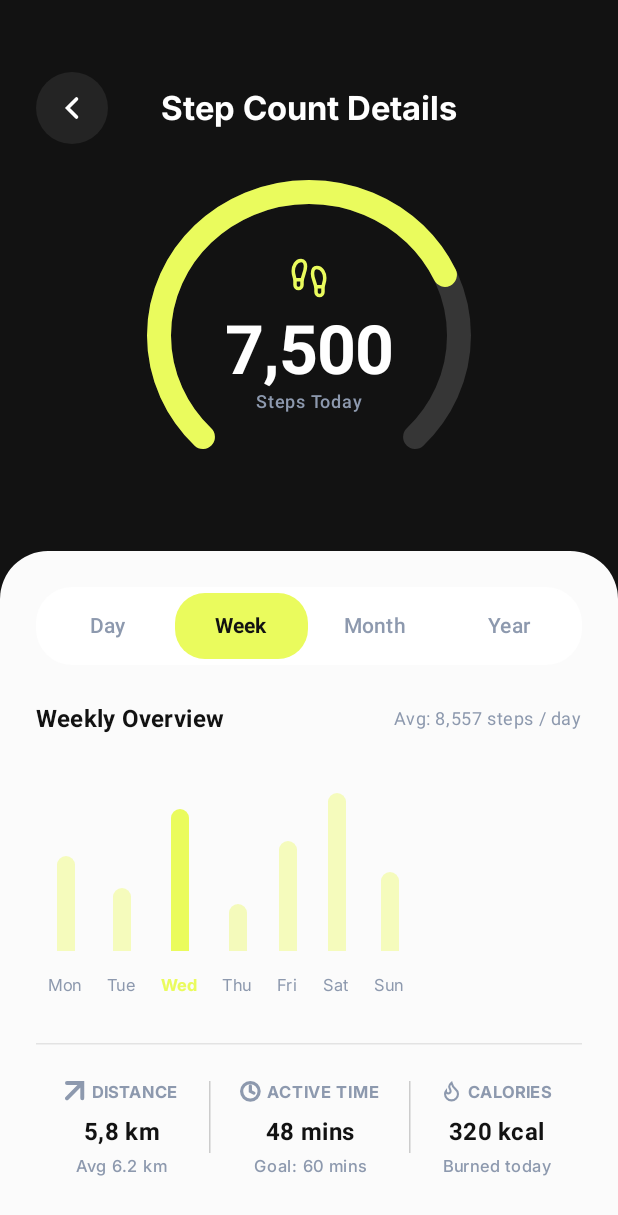
After one commit to SalhanCahyanto/pulse, an Android app built with Jetpack Compose: the StepCountDetailScreen screen opened through its navigation route, on a phone screen of 412 x 824 dp. The commit adds this screen. Shown: the top 1215 px of the screen. Run offline under Robolectric (Android 15) with nearby library versions, the phone set to English and light mode, and no system bars.

Commit message:
Selesai membuat UI stepdetail dan membetulkan caloriesdetail

```diff
--- a/app/src/main/java/com/example/pulse/DistanceDetailScreen.kt
+++ b/app/src/main/java/com/example/pulse/DistanceDetailScreen.kt
@@ -217,7 +217,7 @@ fun DistanceDetailScreen(navController: NavController) {
                 Row(
                     modifier = Modifier
                         .fillMaxWidth()
-                        .background(CardWhite, RoundedCornerShape(20.dp))
+                        .background(Color.White, RoundedCornerShape(20.dp))
                         .padding(vertical = 16.dp, horizontal = 12.dp),
                     horizontalArrangement = Arrangement.SpaceAround,
                     verticalAlignment = Alignment.CenterVertically
--- a/app/src/main/java/com/example/pulse/MainActivity.kt
+++ b/app/src/main/java/com/example/pulse/MainActivity.kt
@@ -95,5 +95,11 @@ fun PulseAppNavigation() {
         composable("distance_detail") {
             DistanceDetailScreen(navController = navController)
         }
+        composable("step_count_detail") {
+            StepCountDetailScreen(navController = navController)
+        }
+        composable("calories_detail") {
+            CaloriesDetailScreen(navController = navController)
+        }
     }
 }
--- /dev/null
+++ b/app/src/main/java/com/example/pulse/StepCountDetailScreen.kt
@@ -0,0 +1,353 @@
+package com.example.pulse
+
+import androidx.compose.foundation.Canvas
+import androidx.compose.foundation.background
+import androidx.compose.foundation.clickable
+import androidx.compose.foundation.layout.*
+import androidx.compose.foundation.lazy.LazyRow
+import androidx.compose.foundation.lazy.items
+import androidx.compose.foundation.shape.CircleShape
+import androidx.compose.foundation.shape.RoundedCornerShape
+import androidx.compose.material3.*
+import androidx.compose.runtime.*
+import androidx.compose.ui.Alignment
+import androidx.compose.ui.Modifier
+import androidx.compose.ui.draw.clip
+import androidx.compose.ui.graphics.Color
+import androidx.compose.ui.graphics.StrokeCap
+import androidx.compose.ui.graphics.drawscope.Stroke
+import androidx.compose.ui.res.painterResource
+import androidx.compose.ui.text.font.FontWeight
+import androidx.compose.ui.unit.dp
+import androidx.navigation.NavController
+import com.example.pulse.ui.theme.*
+
+@Composable
+fun StepCountDetailScreen(navController: NavController) {
+    var selectedTab by remember { mutableStateOf("Week") }
+
+    Column(
+        modifier = Modifier
+            .fillMaxSize()
+            .background(DarkBackground)
+    ) {
+        // Top Section (Dark Theme)
+        Column(
+            modifier = Modifier
+                .fillMaxWidth()
+                .weight(1f)
+                .padding(horizontal = 24.dp, vertical = 48.dp),
+            horizontalAlignment = Alignment.CenterHorizontally
+        ) {
+            // Top Bar
+            Row(
+                modifier = Modifier.fillMaxWidth(),
+                verticalAlignment = Alignment.CenterVertically
+            ) {
+                Box(
+                    modifier = Modifier
+                        .size(48.dp)
+                        .background(DarkCard, shape = CircleShape)
+                        .clip(CircleShape)
+                        .clickable { navController.popBackStack() },
+                    contentAlignment = Alignment.Center
+                ) {
+                    Icon(
+                        painter = painterResource(id = R.drawable.ic_chevron_left),
+                        contentDescription = "Back",
+                        tint = Color.White,
+                        modifier = Modifier.size(24.dp)
+                    )
+                }
+
+                Spacer(modifier = Modifier.weight(1f))
+
+                Text(
+                    text = "Step Count Details",
+                    style = MaterialTheme.typography.titleLarge,
+                    fontWeight = FontWeight.Bold,
+                    color = Color.White,
+                    modifier = Modifier.padding(end = 48.dp)
+                )
+
+                Spacer(modifier = Modifier.weight(1f))
+            }
+
+            Spacer(modifier = Modifier.height(32.dp))
+
+            // Hero Graphic
+            Box(
+                contentAlignment = Alignment.Center,
+                modifier = Modifier.size(200.dp)
+            ) {
+                // Outer Arc
+                Canvas(modifier = Modifier.fillMaxSize()) {
+                    drawArc(
+                        color = Color.Gray.copy(alpha = 0.3f),
+                        startAngle = 135f,
+                        sweepAngle = 270f,
+                        useCenter = false,
+                        style = Stroke(width = 16.dp.toPx(), cap = StrokeCap.Round)
+                    )
+                    drawArc(
+                        color = LimeGreen,
+                        startAngle = 135f,
+                        sweepAngle = 200f, // Approx 7500 / 10000
+                        useCenter = false,
+                        style = Stroke(width = 16.dp.toPx(), cap = StrokeCap.Round)
+                    )
+                }
+
+                // Central Values inside the Arc
+                Column(
+                    horizontalAlignment = Alignment.CenterHorizontally
+                ) {
+                    Icon(
+                        painter = painterResource(id = R.drawable.ic_footprints),
+                        contentDescription = "Steps",
+                        tint = LimeGreen,
+                        modifier = Modifier.size(28.dp)
+                    )
+                    Spacer(modifier = Modifier.height(8.dp))
+                    Text(
+                        text = "7,500",
+                        style = MaterialTheme.typography.displayMedium,
+                        fontWeight = FontWeight.Bold,
+                        color = Color.White
+                    )
+                    Text(
+                        text = "Steps Today",
+                        style = MaterialTheme.typography.labelMedium,
+                        color = TextGray
+                    )
+                }
+            }
+
+            Spacer(modifier = Modifier.height(32.dp))
+
+            // Daily Goal
+            Text(
+                text = "DAILY GOAL:",
+                style = MaterialTheme.typography.labelMedium,
+                color = TextGray
+            )
+            Spacer(modifier = Modifier.height(4.dp))
+            Text(
+                text = "10,000",
+                style = MaterialTheme.typography.headlineMedium,
+                fontWeight = FontWeight.Bold,
+                color = Color.White
+            )
+        }
+
+        // Bottom Section (Light Theme Sheet)
+        Box(
+            modifier = Modifier
+                .fillMaxWidth()
+                .background(
+                    color = LightBackground,
+                    shape = RoundedCornerShape(topStart = 32.dp, topEnd = 32.dp)
+                )
+                .padding(24.dp)
+        ) {
+            Column {
+                // Tab Selector
+                Row(
+                    modifier = Modifier
+                        .fillMaxWidth()
+                        .background(Color.White, shape = RoundedCornerShape(24.dp))
+                        .padding(4.dp),
+                    horizontalArrangement = Arrangement.SpaceBetween
+                ) {
+                    val tabs = listOf("Day", "Week", "Month", "Year")
+                    tabs.forEach { tab ->
+                        val isSelected = selectedTab == tab
+                        Box(
+                            modifier = Modifier
+                                .weight(1f)
+                                .background(
+                                    color = if (isSelected) LimeGreen else Color.Transparent,
+                                    shape = RoundedCornerShape(20.dp)
+                                )
+                                .clip(RoundedCornerShape(20.dp))
+                                .clickable { selectedTab = tab }
+                                .padding(vertical = 12.dp),
+                            contentAlignment = Alignment.Center
+                        ) {
+                            Text(
+                                text = tab,
+                                style = MaterialTheme.typography.labelLarge,
+                                fontWeight = if (isSelected) FontWeight.Bold else FontWeight.Medium,
+                                color = if (isSelected) DarkBackground else TextGray
+                            )
+                        }
+                    }
+                }
+
+                Spacer(modifier = Modifier.height(24.dp))
+
+                // Dynamic Title Row
+                Row(
+                    modifier = Modifier.fillMaxWidth(),
+                    horizontalArrangement = Arrangement.SpaceBetween,
+                    verticalAlignment = Alignment.CenterVertically
+                ) {
+                    Text(
+                        text = "${selectedTab}ly Overview",
+                        style = MaterialTheme.typography.titleMedium,
+                        fontWeight = FontWeight.Bold,
+                        color = DarkBackground
+                    )
+                    Text(
+                        text = "Avg: 8,557 steps / day",
+                        style = MaterialTheme.typography.bodySmall,
+                        color = TextGray
+                    )
+                }
+
+                Spacer(modifier = Modifier.height(32.dp))
+
+                // Dynamic Scrollable Bar Chart
+                StepCountChartSection(selectedTab = selectedTab)
+
+                Spacer(modifier = Modifier.height(32.dp))
+                HorizontalDivider(color = Color.LightGray.copy(alpha = 0.5f))
+                Spacer(modifier = Modifier.height(24.dp))
+
+                // Stats Footer
+                Row(
+                    modifier = Modifier.fillMaxWidth(),
+                    horizontalArrangement = Arrangement.SpaceEvenly
+                ) {
+                    StepStatItem(
+                        iconRes = R.drawable.ic_arrow_up,
+                        label = "DISTANCE",
+                        value = "5,8 km",
+                        subtitle = "Avg 6.2 km"
+                    )
+                    VerticalDivider(
+                        modifier = Modifier.height(48.dp),
+                        color = Color.LightGray
+                    )
+                    StepStatItem(
+                        iconRes = R.drawable.ic_clock,
+                        label = "ACTIVE TIME",
+                        value = "48 mins",
+                        subtitle = "Goal: 60 mins"
+                    )
+                    VerticalDivider(
+                        modifier = Modifier.height(48.dp),
+                        color = Color.LightGray
+                    )
+                    StepStatItem(
+                        iconRes = R.drawable.ic_fire,
+                        label = "CALORIES",
+                        value = "320 kcal",
+                        subtitle = "Burned today"
+                    )
+                }
+
+                Spacer(modifier = Modifier.height(16.dp))
+            }
+        }
+    }
+}
+
+@Composable
+fun StepStatItem(iconRes: Int, label: String, value: String, subtitle: String) {
+    Column(horizontalAlignment = Alignment.CenterHorizontally) {
+        Row(verticalAlignment = Alignment.CenterVertically) {
+            Icon(
+                painter = painterResource(id = iconRes),
+                contentDescription = label,
+                tint = TextGray,
+                modifier = Modifier.size(14.dp)
+            )
+            Spacer(modifier = Modifier.width(4.dp))
+            Text(
+                text = label,
+                style = MaterialTheme.typography.labelSmall,
+                color = TextGray,
+                fontWeight = FontWeight.Bold
+            )
+        }
+        Spacer(modifier = Modifier.height(8.dp))
+        Text(
+            text = value,
+            style = MaterialTheme.typography.titleMedium,
+            fontWeight = FontWeight.Bold,
+            color = DarkBackground
+        )
+        Spacer(modifier = Modifier.height(4.dp))
+        Text(
+            text = subtitle,
+            style = MaterialTheme.typography.labelSmall,
+            color = TextGray
+        )
+    }
+}
+
+data class StepChartData(val label: String, val value: Float, val isHighlighted: Boolean = false)
+
+@Composable
+fun StepCountChartSection(selectedTab: String, modifier: Modifier = Modifier) {
+    val chartData = remember(selectedTab) {
+        when (selectedTab) {
+            "Day" -> (0..23).map {
+                val label = "${it.toString().padStart(2, '0')}:00"
+                val values = listOf(0.1f, 0.0f, 0.0f, 0.0f, 0.1f, 0.4f, 0.8f, 0.9f, 0.5f, 0.6f, 0.5f, 0.7f)
+                val value = values[it % values.size]
+                StepChartData(label, value, isHighlighted = it == 14)
+            }
+            "Month" -> listOf(
+                StepChartData("Jan", 0.6f), StepChartData("Feb", 0.5f), StepChartData("Mar", 0.7f),
+                StepChartData("Apr", 0.8f), StepChartData("May", 0.7f), StepChartData("Jun", 0.9f),
+                StepChartData("Jul", 0.8f), StepChartData("Aug", 0.6f), StepChartData("Sep", 0.5f),
+                StepChartData("Oct", 0.9f, true), StepChartData("Nov", 0.7f), StepChartData("Dec", 0.8f)
+            )
+            "Year" -> listOf(
+                StepChartData("2021", 0.6f), StepChartData("2022", 0.7f), StepChartData("2023", 0.8f),
+                StepChartData("2024", 0.9f), StepChartData("2025", 0.8f), StepChartData("2026", 1.0f, true)
+            )
+            "Week" -> listOf(
+                StepChartData("Mon", 0.6f), StepChartData("Tue", 0.4f), StepChartData("Wed", 0.9f, true),
+                StepChartData("Thu", 0.3f), StepChartData("Fri", 0.7f), StepChartData("Sat", 1.0f), StepChartData("Sun", 0.5f)
+            )
+            else -> emptyList()
+        }
+    }
+
+    LazyRow(
+        modifier = modifier
+            .fillMaxWidth()
+            .height(140.dp),
+        horizontalArrangement = Arrangement.spacedBy(16.dp),
+        contentPadding = PaddingValues(horizontal = 8.dp),
+        verticalAlignment = Alignment.Bottom
+    ) {
+        items(chartData) { data ->
+            Column(
+                horizontalAlignment = Alignment.CenterHorizontally,
+                verticalArrangement = Arrangement.Bottom,
+                modifier = Modifier.fillMaxHeight()
+            ) {
+                Box(
+                    modifier = Modifier
+                        .width(12.dp)
+                        .fillMaxHeight(data.value * 0.75f)
+                        .background(
+                            color = if (data.isHighlighted) LimeGreen else LimeGreen.copy(alpha = 0.4f),
+                            shape = RoundedCornerShape(topStart = 6.dp, topEnd = 6.dp)
+                        )
+                )
+                Spacer(modifier = Modifier.height(16.dp))
+                Text(
+                    text = data.label,
+                    style = MaterialTheme.typography.labelSmall,
+                    color = if (data.isHighlighted) LimeGreen else TextGray,
+                    fontWeight = if (data.isHighlighted) FontWeight.Bold else FontWeight.Normal
+                )
+            }
+        }
+    }
+}
--- a/app/src/main/java/com/example/pulse/fitnessDashboard.kt
+++ b/app/src/main/java/com/example/pulse/fitnessDashboard.kt
@@ -66,7 +66,7 @@ fun FitnessDashboardScreen(navController: NavController) {
             Spacer(modifier = Modifier.height(32.dp))
             HeaderSection()
             Spacer(modifier = Modifier.height(32.dp))
-            CircularProgressSection()
+            CircularProgressSection(navController = navController)
             Spacer(modifier = Modifier.height(24.dp))
             MetricsSection(navController = navController)
             Spacer(modifier = Modifier.height(24.dp))
@@ -97,12 +97,17 @@ fun HeaderSection() {
 }
 
 @Composable
-fun CircularProgressSection() {
+fun CircularProgressSection(navController: NavController) {
     Column(
         modifier = Modifier.fillMaxWidth(),
         horizontalAlignment = Alignment.CenterHorizontally
     ) {
-        Box(contentAlignment = Alignment.Center, modifier = Modifier.size(220.dp)) {
+        Box(
+            contentAlignment = Alignment.Center,
+            modifier = Modifier
+                .size(220.dp)
+                .clickable { navController.navigate("step_count_detail") }
+        ) {
             Canvas(modifier = Modifier.fillMaxSize()) {
                 drawArc(
                     color = ProgressTrack,
@@ -166,7 +171,10 @@ fun MetricsSection(navController: NavController) {
 
         //caloricard
         Card(
-            modifier = Modifier.weight(1f).height(140.dp),
+            modifier = Modifier
+                .weight(1f)
+                .height(140.dp)
+                .clickable { navController.navigate("calories_detail") },
             colors = CardDefaults.cardColors(containerColor = LimeGreen),
             shape = RoundedCornerShape(20.dp)
         ) {
```
Also changed, not shown: app/src/main/java/com/example/pulse/CaloriesDetailScreen.kt (renamed from app/src/main/java/com/example/pulse/CaloriesDetail.kt, +84 -125 lines).
